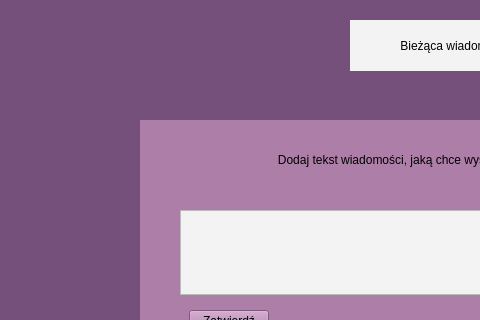
This is mainwindow.ui in kocenko/PAMSI-Project1Qt as Qt 5 draws it before an edit; both pictures show x 0 to 480 and y 0 to 320 of the 800 by 600 pixel window. The edited form follows.
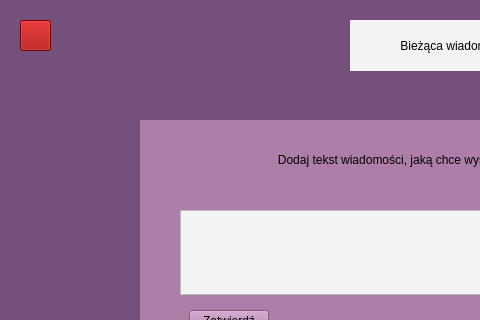
This is the edited form.

Commit message: Added close button

Diff of the .ui file:
```diff
--- a/mainwindow.ui
+++ b/mainwindow.ui
@@ -238,6 +238,22 @@
      </property>
     </widget>
    </widget>
+   <widget class="QPushButton" name="pushButton">
+    <property name="geometry">
+     <rect>
+      <x>20</x>
+      <y>20</y>
+      <width>31</width>
+      <height>31</height>
+     </rect>
+    </property>
+    <property name="styleSheet">
+     <string notr="true">background-color : rgba(164, 0, 0, 255)</string>
+    </property>
+    <property name="text">
+     <string/>
+    </property>
+   </widget>
   </widget>
  </widget>
  <resources/>
```
Left out of the diff: 18 changed lines with no effect on the pictures. The commit also changes 1 other file.
